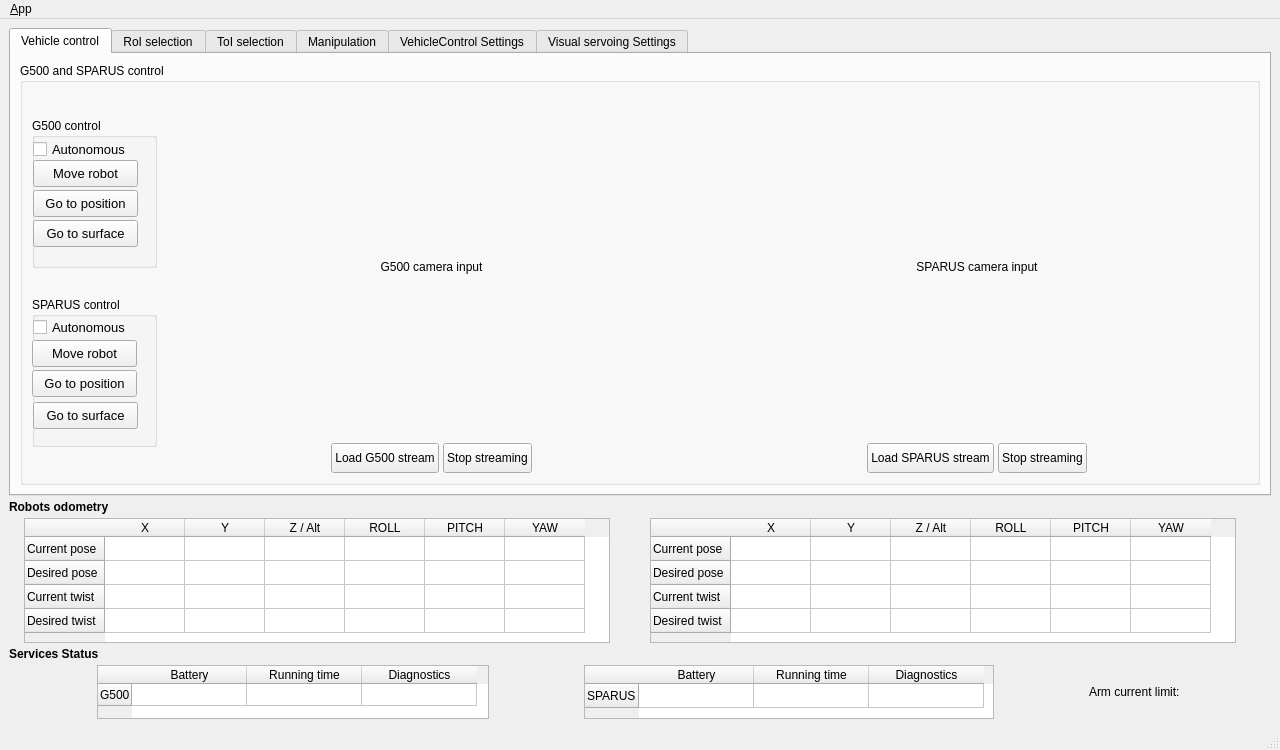
Qt form ui/main_window.ui (jcgarsan/merbots_gui) before a commit.
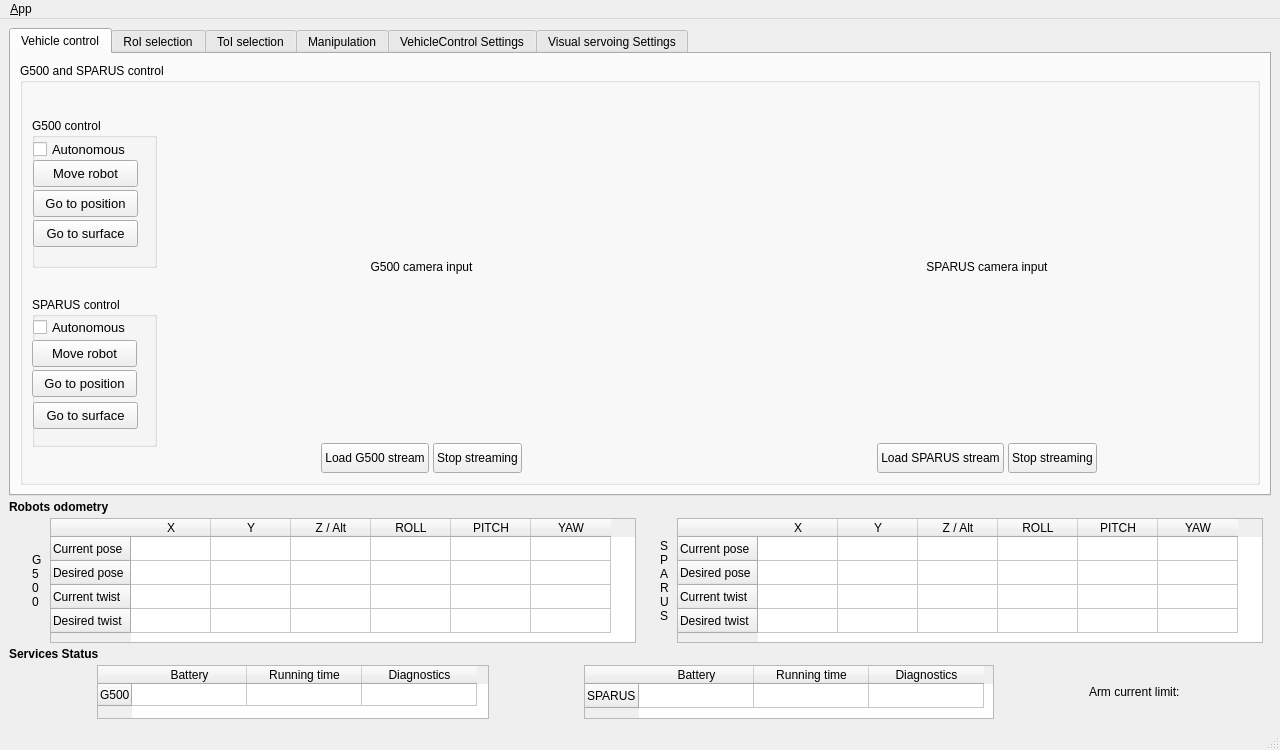
The same form after that commit. Icons and pictures are not drawn.

Commit message: Visual adjustments

```diff
--- a/ui/main_window.ui
+++ b/ui/main_window.ui
@@ -524,6 +524,22 @@
                    </item>
                   </layout>
                  </item>
+                 <item>
+                  <spacer name="horizontalSpacer_14">
+                   <property name="orientation">
+                    <enum>Qt::Horizontal</enum>
+                   </property>
+                   <property name="sizeType">
+                    <enum>QSizePolicy::Maximum</enum>
+                   </property>
+                   <property name="sizeHint" stdset="0">
+                    <size>
+                     <width>40</width>
+                     <height>20</height>
+                    </size>
+                   </property>
+                  </spacer>
+                 </item>
                  <item>
                   <layout class="QVBoxLayout" name="sparusStreamLayout">
                    <property name="spacing">
@@ -2442,7 +2458,7 @@
         <item>
          <layout class="QHBoxLayout" name="horizontalLayout_5">
           <property name="spacing">
-           <number>6</number>
+           <number>8</number>
           </property>
           <property name="leftMargin">
            <number>0</number>
@@ -2472,6 +2488,29 @@
             </property>
            </spacer>
           </item>
+          <item>
+           <spacer name="horizontalSpacer_6">
+            <property name="orientation">
+             <enum>Qt::Horizontal</enum>
+            </property>
+            <property name="sizeHint" stdset="0">
+             <size>
+              <width>40</width>
+              <height>20</height>
+             </size>
+            </property>
+           </spacer>
+          </item>
+          <item>
+           <widget class="QLabel" name="label">
+            <property name="text">
+             <string>G
+5
+0
+0</string>
+            </property>
+           </widget>
+          </item>
           <item>
            <widget class="QTableWidget" name="g500OdometryTable">
             <property name="sizePolicy">
@@ -2561,6 +2600,19 @@
             </column>
            </widget>
           </item>
+          <item>
+           <spacer name="horizontalSpacer_7">
+            <property name="orientation">
+             <enum>Qt::Horizontal</enum>
+            </property>
+            <property name="sizeHint" stdset="0">
+             <size>
+              <width>40</width>
+              <height>20</height>
+             </size>
+            </property>
+           </spacer>
+          </item>
           <item>
            <spacer name="horizontalSpacer_8">
             <property name="orientation">
@@ -2577,6 +2629,18 @@
             </property>
            </spacer>
           </item>
+          <item>
+           <widget class="QLabel" name="label_2">
+            <property name="text">
+             <string>S
+P
+A
+R
+U
+S</string>
+            </property>
+           </widget>
+          </item>
           <item>
            <widget class="QTableWidget" name="sparusOdometryTable">
             <property name="sizePolicy">
```
